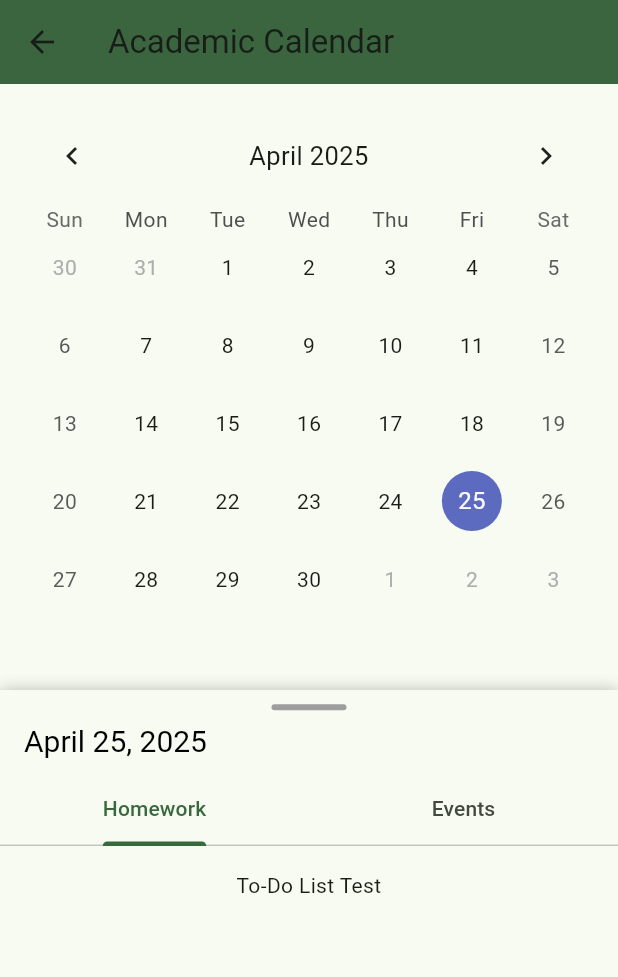
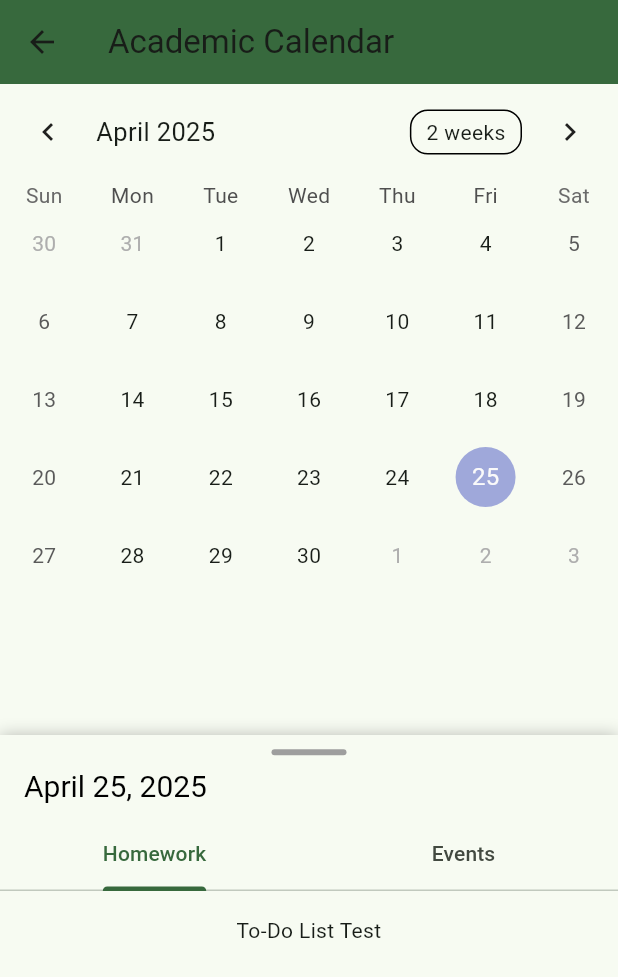
Before and after one commit to rolandoreds/BeaconAPP1, a Flutter app: the CalendarPage screen opened directly, on a phone screen of 412 x 824 dp. Shown: the top 977 px of the screen. Run offline on Flutter 3.47's test engine with Material 3 defaults, Android fonts, the light colour scheme and no system bars; drawn by our look-alikes of sliding_up_panel, table_calendar.

Commit message:
Cleaned Up the Code
Cleaned Up the Code

```diff
--- a/beaconapp/lib/authentication/authentication_screen.dart
+++ b/beaconapp/lib/authentication/authentication_screen.dart
@@ -1,6 +1,6 @@
 import 'package:flutter/material.dart';
 import 'package:beaconapp/authentication/authentication_text_form_field.dart';
-import 'package:beaconapp/calendar.dart';
+import 'package:beaconapp/calendar/calendar_screen.dart';
 import 'package:beaconapp/authentication/wave.dart';
 
 class AuthenticationScreen extends StatefulWidget {
--- a/beaconapp/lib/calendar.dart
+++ b/beaconapp/lib/calendar/calendar_screen.dart
@@ -1,8 +1,8 @@
-import 'package:beaconapp/tab_widget.dart';
+import 'package:beaconapp/calendar/tab_widget.dart';
 import 'package:flutter/material.dart';
 import 'package:intl/intl.dart';
 import 'package:sliding_up_panel/sliding_up_panel.dart';
-import 'calendar_widget.dart'; // <-- new import
+import 'calendar_widget.dart';
 
 class CalendarPage extends StatefulWidget {
   const CalendarPage({super.key});
@@ -15,9 +15,6 @@
   String selectedDateStr = '';
   DateTime _focusedDay = DateTime.now();
   DateTime? _selectedDay;
-  final double tabBarHeight = 150;
-
-  // Use a fixed initial height instead of dynamic calculation
   double panelMinHeight = 175;
 
   @override
@@ -35,13 +32,11 @@
     return Scaffold(
       appBar: AppBar(
         title: const Text("Academic Calendar"),
-        backgroundColor: Color.fromARGB(255, 58, 101, 62),
+        backgroundColor: Theme.of(context).colorScheme.primary,
       ),
       body: LayoutBuilder(
         builder: (context, constraints) {
-          // Use a simpler approach - position the panel at approximately 60% of screen height
-          // This is a safer approach than trying to measure the calendar directly
-          final panelMinHeight = screenHeight - 460;
+          final panelMinHeight = screenHeight - 490;
 
           return SlidingUpPanel(
             minHeight: panelMinHeight,
@@ -50,6 +45,7 @@
               scrollController: scrollController,
             ),
             body: CalendarWidget(
+              /*
               selectedDay: _selectedDay,
               focusedDay: _focusedDay,
               onDaySelected: (selectedDay, focusedDay) {
@@ -59,6 +55,7 @@
                   selectedDateStr = DateFormat('MMMM d, y').format(selectedDay);
                 });
               },
+              */
             ),
           );
         }
--- /dev/null
+++ b/beaconapp/lib/calendar/calendar_widget.dart
@@ -0,0 +1,98 @@
+import 'package:flutter/material.dart';
+import 'package:table_calendar/table_calendar.dart';
+import 'package:beaconapp/utils.dart';
+
+class CalendarWidget extends StatefulWidget {
+  /*
+  final DateTime? selectedDay;
+  final DateTime focusedDay;
+  final void Function(DateTime, DateTime) onDaySelected;
+  */
+
+  @override
+  State<CalendarWidget> createState() => _CalendarWidgetState();
+
+/*
+  const CalendarWidget({
+    super.key,
+    required this.selectedDay,
+    required this.focusedDay,
+    required this.onDaySelected,
+  });
+
+  @override
+  Widget build(BuildContext context) {
+    return SingleChildScrollView(
+      child: Column(
+        children: [
+          Container(
+            margin: EdgeInsets.all(16),
+            child: TableCalendar(
+              locale: "en_US",
+              headerStyle: HeaderStyle(
+                formatButtonVisible: false,
+                titleCentered: true,
+              ),
+              availableGestures: AvailableGestures.all,
+              calendarFormat: CalendarFormat.month,
+              focusedDay: focusedDay,
+              firstDay: DateTime.utc(2025, 01, 01),
+              lastDay: DateTime.utc(2030, 06, 03),
+              selectedDayPredicate: (day) => isSameDay(selectedDay, day),
+              onDaySelected: onDaySelected,
+              onPageChanged: (focusedDay) { },
+            ),
+          ),
+        ],
+      ),
+    );
+  }
+  */
+}
+
+class _CalendarWidgetState extends State<CalendarWidget>{
+  CalendarFormat _calendarFormat = CalendarFormat.month;
+  DateTime _focusedDay = DateTime.now();
+  DateTime? _selectedDay;
+
+  @override
+  Widget build(BuildContext context) {
+    return Scaffold(
+      body: TableCalendar(
+        firstDay: kFirstDay,
+        lastDay: kLastDay,
+        focusedDay: _focusedDay,
+        calendarFormat: _calendarFormat,
+        selectedDayPredicate: (day) {
+          // Use `selectedDayPredicate` to determine which day is currently selected.
+          // If this returns true, then `day` will be marked as selected.
+
+          // Using `isSameDay` is recommended to disregard
+          // the time-part of compared DateTime objects.
+          return isSameDay(_selectedDay, day);
+        },
+        onDaySelected: (selectedDay, focusedDay) {
+          if (!isSameDay(_selectedDay, selectedDay)) {
+            // Call `setState()` when updating the selected day
+            setState(() {
+              _selectedDay = selectedDay;
+              _focusedDay = focusedDay;
+            });
+          }
+        },
+        onFormatChanged: (format) {
+          if (_calendarFormat != format) {
+            // Call `setState()` when updating calendar format
+            setState(() {
+              _calendarFormat = format;
+            });
+          }
+        },
+        onPageChanged: (focusedDay) {
+          // No need to call `setState()` here
+          _focusedDay = focusedDay;
+        },
+      ),
+    );
+  }
+}
--- a/beaconapp/lib/calendar_widget.dart
+++ /dev/null
@@ -1,44 +0,0 @@
-// calendar_widget.dart
-import 'package:flutter/material.dart';
-import 'package:table_calendar/table_calendar.dart';
-
-class CalendarWidget extends StatelessWidget {
-  final DateTime? selectedDay;
-  final DateTime focusedDay;
-  final void Function(DateTime, DateTime) onDaySelected;
-
-  const CalendarWidget({
-    super.key,
-    required this.selectedDay,
-    required this.focusedDay,
-    required this.onDaySelected,
-  });
-
-  @override
-  Widget build(BuildContext context) {
-    return SingleChildScrollView(
-      child: Column(
-        children: [
-          Container(
-            margin: EdgeInsets.all(16),
-            child: TableCalendar(
-              locale: "en_US",
-              headerStyle: HeaderStyle(
-                formatButtonVisible: false,
-                titleCentered: true,
-              ),
-              availableGestures: AvailableGestures.all,
-              calendarFormat: CalendarFormat.month,
-              focusedDay: focusedDay,
-              firstDay: DateTime.utc(2025, 01, 01),
-              lastDay: DateTime.utc(2030, 06, 03),
-              selectedDayPredicate: (day) => isSameDay(selectedDay, day),
-              onDaySelected: onDaySelected,
-              onPageChanged: (_) {},
-            ),
-          ),
-        ],
-      ),
-    );
-  }
-}
```
Also changed, not shown: beaconapp/lib/utils.dart (added, +54 -0 lines), beaconapp/lib/calendar/tab_widget.dart (renamed from beaconapp/lib/tab_widget.dart), 1 other file. Lines whose indentation alone changed are shown as unchanged.
